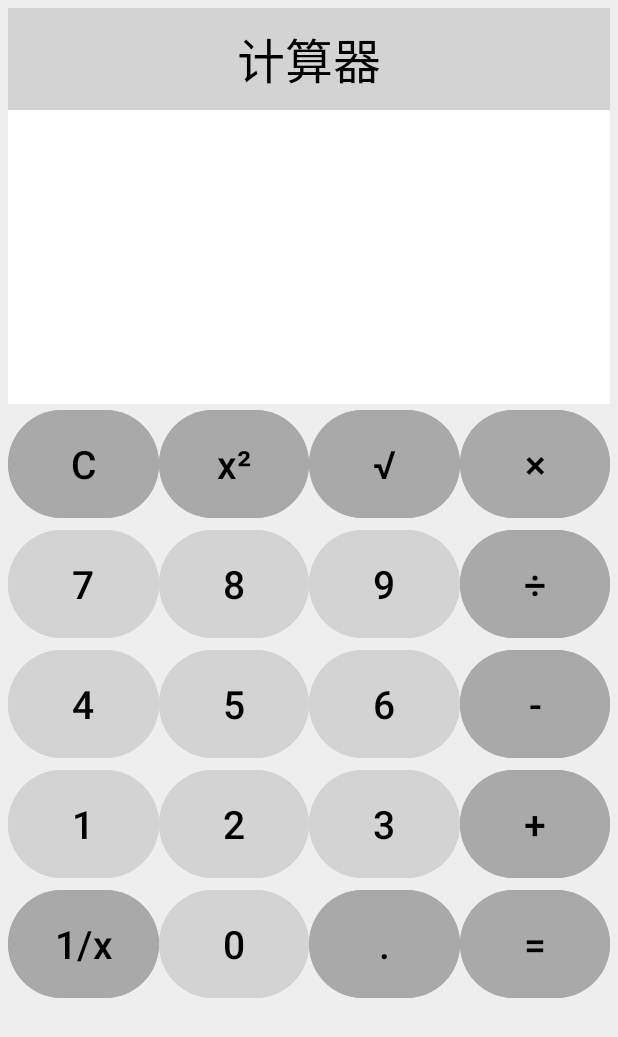
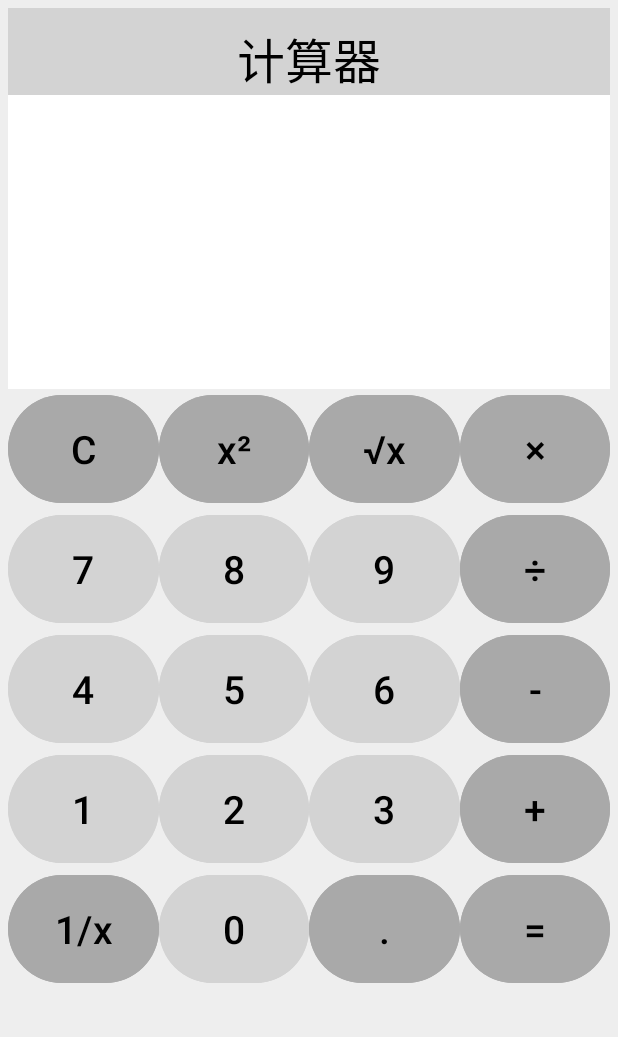
Before and after one commit to HIkaede/myCalculator, an Android app: the screen it shows after launch (MainActivity), after a tap on an icon or button, on a phone screen of 412 x 824 dp. Shown: the top 1037 px of the screen. Run offline under Robolectric (Android 15) with nearby library versions, the phone set to English and light mode, and no system bars.

Commit message:
fix some bugs

```diff
--- a/app/src/main/java/com/my/calc/MainActivity.java
+++ b/app/src/main/java/com/my/calc/MainActivity.java
@@ -14,7 +14,7 @@ public class MainActivity extends AppCompatActivity implements View.OnClickListe
     private String secondNum = ""; // 数字二
     private String result = ""; // 计算结果
     private String showResult = ""; // 显示内容
-
+    private int dot = 0;
     public MainActivity() {
     }
 
@@ -102,6 +102,12 @@ public class MainActivity extends AppCompatActivity implements View.OnClickListe
             } else {
                 secondNum = secondNum + inputText;
             }
+            if (inputText.equals(".")) {
+                if (dot == 0) {
+                    refreshText(showResult + inputText);
+                    dot = 1;
+                }
+            }
             if (showResult.equals("0") && !inputText.equals(".")) {
                 refreshText(inputText);
             } else {
@@ -138,6 +144,7 @@ public class MainActivity extends AppCompatActivity implements View.OnClickListe
     private void refreshOperate(String newResult) {
         result = newResult;
         firstNum = result;
+        result = "";
         secondNum = "";
         operator = "";
     } // 刷新操作数与操作符 并把运算结果给result
--- a/app/src/main/res/layout/activity_main.xml
+++ b/app/src/main/res/layout/activity_main.xml
@@ -20,7 +20,7 @@
                 android:layout_height="wrap_content"
                 android:gravity="center"
                 android:paddingTop="10dp"
-                android:paddingBottom="10dp"
+                android:paddingBottom="0dp"
                 android:background="@color/gray"
                 android:text="@string/calc_name"
                 android:textColor="@color/black"
--- a/app/src/main/res/values/strings.xml
+++ b/app/src/main/res/values/strings.xml
@@ -19,6 +19,6 @@
     <string name="clear">C</string>
     <string name="equal">=</string>
     <string name="dot">.</string>
-    <string name="sqrt">√</string>
+    <string name="sqrt">√x</string>
     <string name="reciprocal">1/x</string>
 </resources>
```
